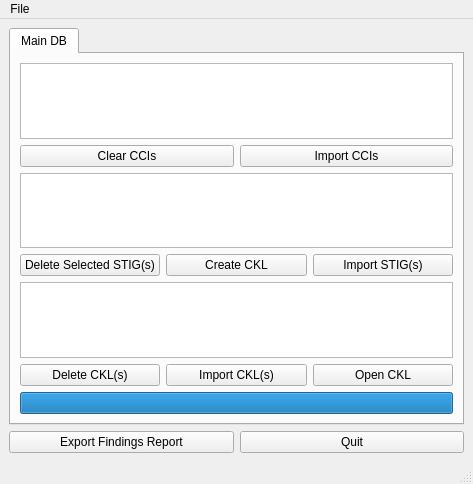
First picture: the form in stigqter.ui, repository squinky86/STIGQter, before the edit.
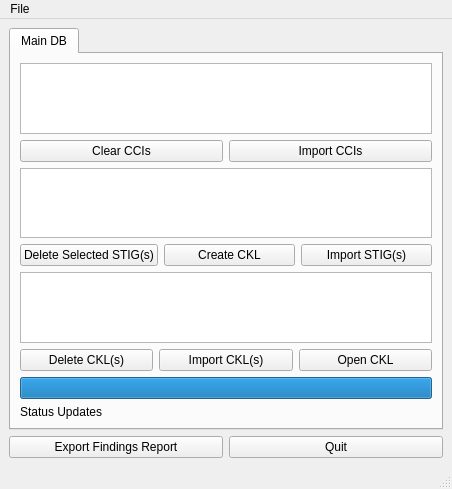
Second picture: the form after the edit.

```diff
--- a/stigqter.ui
+++ b/stigqter.ui
@@ -6,8 +6,8 @@
    <rect>
     <x>0</x>
     <y>0</y>
-    <width>473</width>
-    <height>484</height>
+    <width>452</width>
+    <height>486</height>
    </rect>
   </property>
   <property name="windowTitle">
@@ -118,6 +118,13 @@
           </property>
          </widget>
         </item>
+        <item>
+         <widget class="QLabel" name="lblStatus">
+          <property name="text">
+           <string>Status Updates</string>
+          </property>
+         </widget>
+        </item>
        </layout>
       </widget>
      </widget>
@@ -147,7 +154,7 @@
     <rect>
      <x>0</x>
      <y>0</y>
-     <width>473</width>
+     <width>452</width>
      <height>21</height>
     </rect>
    </property>
```
Left out of the diff: 21 changed lines with no effect on the pictures.
